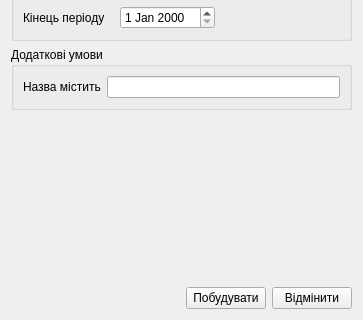
Qt form zvit.ui (shaman1313/plutos) before a commit; both pictures show x 0 to 363 and y 156 to 476 of the 363 by 476 pixel window.
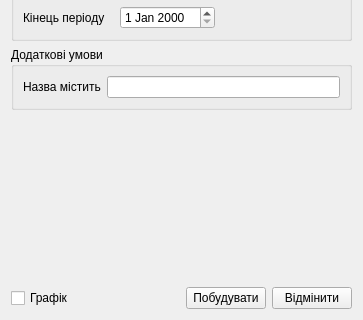
The same form after that commit.

Patch:
```diff
--- a/zvit.ui
+++ b/zvit.ui
@@ -141,6 +141,13 @@
    </item>
    <item>
     <layout class="QHBoxLayout" name="horizontalLayout_2">
+     <item>
+      <widget class="QCheckBox" name="checkBox_graph">
+       <property name="text">
+        <string>Графік</string>
+       </property>
+      </widget>
+     </item>
      <item>
       <spacer name="horizontalSpacer_3">
        <property name="orientation">
```
